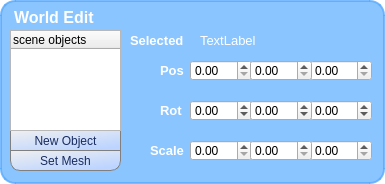
This is bin/pymodules/editgui/editobject.ui in realXtend/tundra as Qt 5 draws it before an edit. The edited form follows.
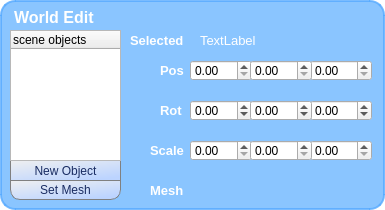
This is the edited form.

Commit message: editgui: drag & drop support to mesh asset setting. the input is badly positioned on the ui canvas, but works. editgui now external so drag&drop from inventory can be devved. hints for how to position in layout are welcome, it seems partly random now :o

Patch:
```diff
--- a/bin/pymodules/editgui/editobject.ui
+++ b/bin/pymodules/editgui/editobject.ui
@@ -7,7 +7,7 @@
     <x>0</x>
     <y>0</y>
     <width>385</width>
-    <height>184</height>
+    <height>210</height>
    </rect>
   </property>
   <property name="windowTitle">
@@ -75,7 +75,7 @@
       <property name="geometry">
        <rect>
         <x>10</x>
-        <y>130</y>
+        <y>160</y>
         <width>111</width>
         <height>21</height>
        </rect>
@@ -218,7 +218,7 @@
         <x>10</x>
         <y>30</y>
         <width>111</width>
-        <height>101</height>
+        <height>131</height>
        </rect>
       </property>
       <property name="styleSheet">
@@ -348,9 +348,9 @@
       <property name="geometry">
        <rect>
         <x>10</x>
-        <y>150</y>
+        <y>180</y>
         <width>111</width>
-        <height>21</height>
+        <height>20</height>
        </rect>
       </property>
       <property name="styleSheet">
@@ -363,6 +363,26 @@
        <string>Set Mesh</string>
       </property>
      </widget>
+     <widget class="QLabel" name="label_scale_3">
+      <property name="geometry">
+       <rect>
+        <x>150</x>
+        <y>180</y>
+        <width>41</width>
+        <height>21</height>
+       </rect>
+      </property>
+      <property name="font">
+       <font>
+        <pointsize>10</pointsize>
+        <weight>75</weight>
+        <bold>true</bold>
+       </font>
+      </property>
+      <property name="text">
+       <string>Mesh</string>
+      </property>
+     </widget>
     </widget>
    </item>
   </layout>
```
The commit also changes 1 other file.
